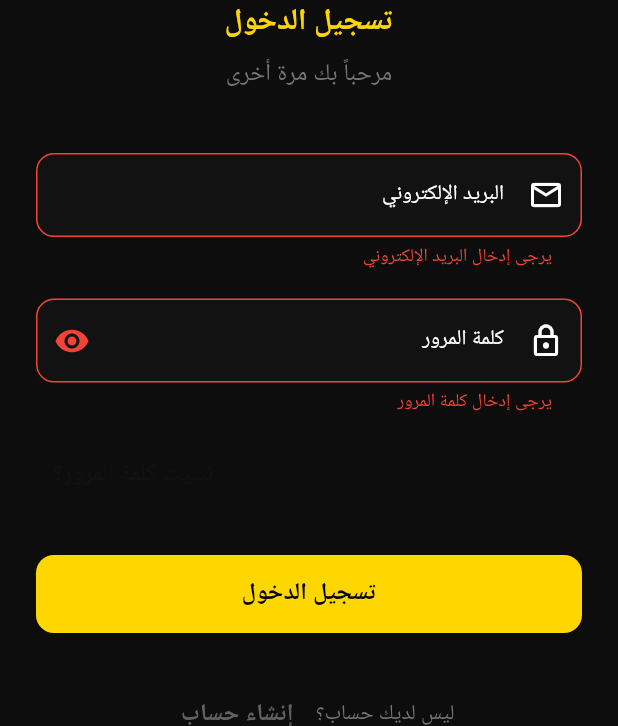
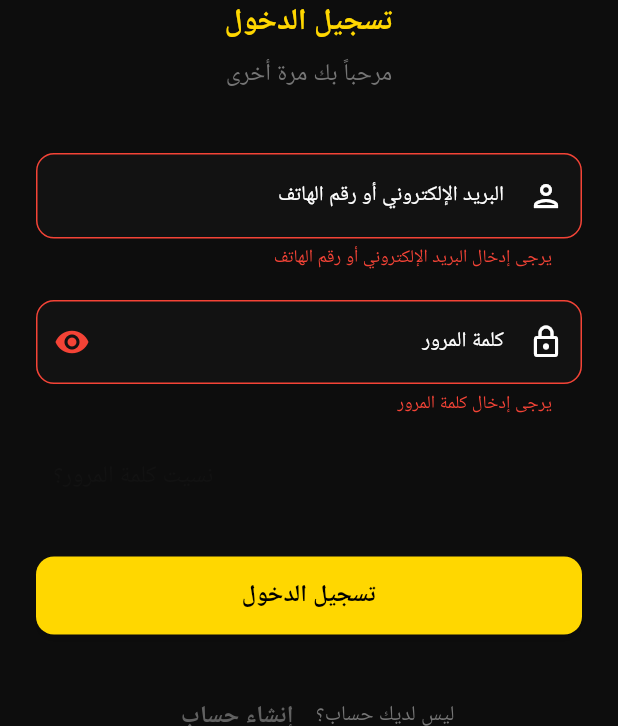
Before and after one commit to ibrahim-atef/future, a Flutter app: the LoginScreen screen opened by its route, after a tap on "تسجيل الدخول", on a phone screen of 412 x 824 dp, the part 510-1236 px from its top. Run offline on Flutter 3.47's test engine with Material 3 defaults, Android fonts, the phone set to English and light mode, and no system bars; our stand-ins replace cached_network_image, device_info_plus, dio, firebase_core, firebase_messaging, flutter_bloc and 17 more; missing offline and left inert: flutter_downloader, flutter_inappwebview, workmanager; accounts and stored records are empty; generated files the repository leaves out were written again; Roboto replaces fonts that are missing (Cairo, Tajawal); statements that could not run were skipped.

Commit message:
login by phone or email

```diff
--- a/lib/features/auth/presentation/screens/login_screen.dart
+++ b/lib/features/auth/presentation/screens/login_screen.dart
@@ -1,6 +1,5 @@
 import 'package:flutter/material.dart';
 import 'package:flutter_bloc/flutter_bloc.dart';
-import 'package:future_app/core/helper/shared_pref_keys.dart';
 import 'package:future_app/core/notification/notification_service.dart';
 import 'package:future_app/features/auth/data/models/login_request_model.dart';
 import 'package:future_app/features/auth/logic/cubit/auth_cubit.dart';
@@ -43,8 +42,7 @@ class _LoginScreenState extends State<LoginScreen> {
             Navigator.pop(context);
             ScaffoldMessenger.of(context).showSnackBar(
               SnackBar(
-                content:
-                    Text(error.getAllErrorsAsString() ?? 'فشل في تسجيل الدخول'),
+                content: Text(error.getAllErrorsAsString()),
                 backgroundColor: Colors.red,
               ),
             );
@@ -128,14 +126,15 @@ class _LoginScreenState extends State<LoginScreen> {
 
                   const SizedBox(height: 40),
 
-                  // Email Field
+                  // Email/Phone Field
                   TextFormField(
                     controller: _emailController,
-                    keyboardType: TextInputType.emailAddress,
+                    keyboardType: TextInputType.text,
                     textInputAction: TextInputAction.next,
                     decoration: InputDecoration(
-                      labelText: AppStrings.email,
-                      prefixIcon: const Icon(Icons.email_outlined),
+                      labelText: 'البريد الإلكتروني أو رقم الهاتف',
+                      hintText: 'أدخل بريدك الإلكتروني أو رقم هاتفك',
+                      prefixIcon: const Icon(Icons.person_outlined),
                       border: OutlineInputBorder(
                         borderRadius: BorderRadius.circular(12),
                       ),
@@ -151,11 +150,26 @@ class _LoginScreenState extends State<LoginScreen> {
                     ),
                     validator: (value) {
                       if (value == null || value.isEmpty) {
-                        return 'يرجى إدخال البريد الإلكتروني';
+                        return 'يرجى إدخال البريد الإلكتروني أو رقم الهاتف';
                       }
-                      if (!value.contains('@')) {
-                        return 'يرجى إدخال بريد إلكتروني صحيح';
+
+                      // التحقق من البريد الإلكتروني
+                      if (value.contains('@')) {
+                        if (!RegExp(r'^[\w-\.]+@([\w-]+\.)+[\w-]{2,4}$')
+                            .hasMatch(value)) {
+                          return 'يرجى إدخال بريد إلكتروني صحيح';
+                        }
                       }
+                      // التحقق من رقم الهاتف
+                      else {
+                        // إزالة المسافات والرموز الخاصة
+                        String cleanPhone =
+                            value.replaceAll(RegExp(r'[^\d]'), '');
+                        if (cleanPhone.length < 10 || cleanPhone.length > 15) {
+                          return 'يرجى إدخال رقم هاتف صحيح';
+                        }
+                      }
+
                       return null;
                     },
                   ),
--- a/lib/features/profile/presentation/profile_screen.dart
+++ b/lib/features/profile/presentation/profile_screen.dart
@@ -11,6 +11,7 @@ import 'package:future_app/features/home/presentation/home_screen.dart';
 import 'package:future_app/features/profile/logic/cubit/profile_cubit.dart';
 import 'package:future_app/features/profile/logic/cubit/profile_state.dart';
 import 'package:future_app/features/profile/data/models/update_profile_response_model.dart';
+import 'package:future_app/screens/main/main_navigation_screen.dart';
 import 'package:image_picker/image_picker.dart';
 import 'package:dio/dio.dart';
 import 'package:permission_handler/permission_handler.dart';
@@ -377,7 +378,8 @@ class _ProfileScreenState extends State<ProfileScreen> {
             );
             Navigator.pushAndRemoveUntil(
                 context,
-                MaterialPageRoute(builder: (context) => const HomeScreen()),
+                MaterialPageRoute(
+                    builder: (context) => const MainNavigationScreen()),
                 (route) => false);
           },
           errorUpdateProfile: (error) {
```
